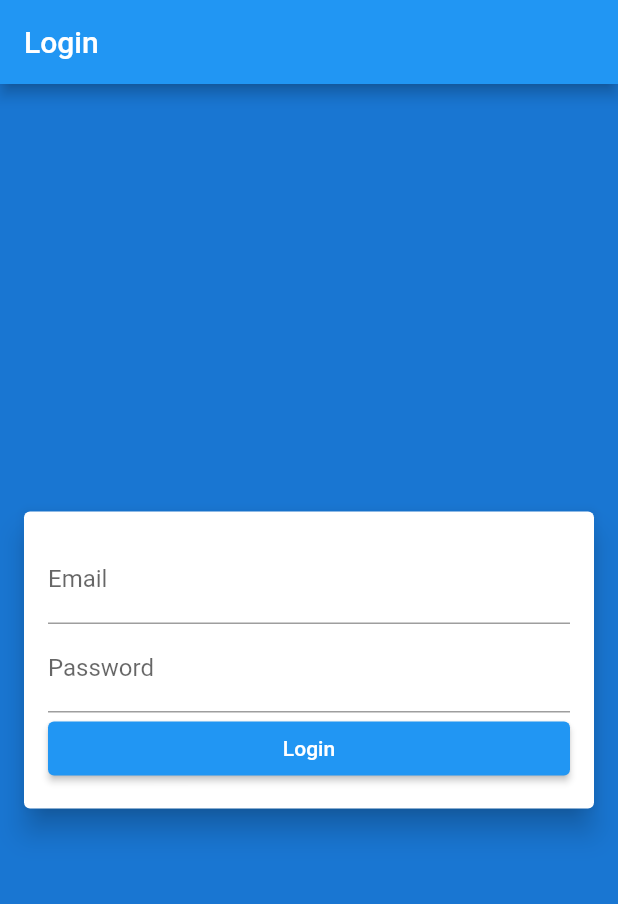
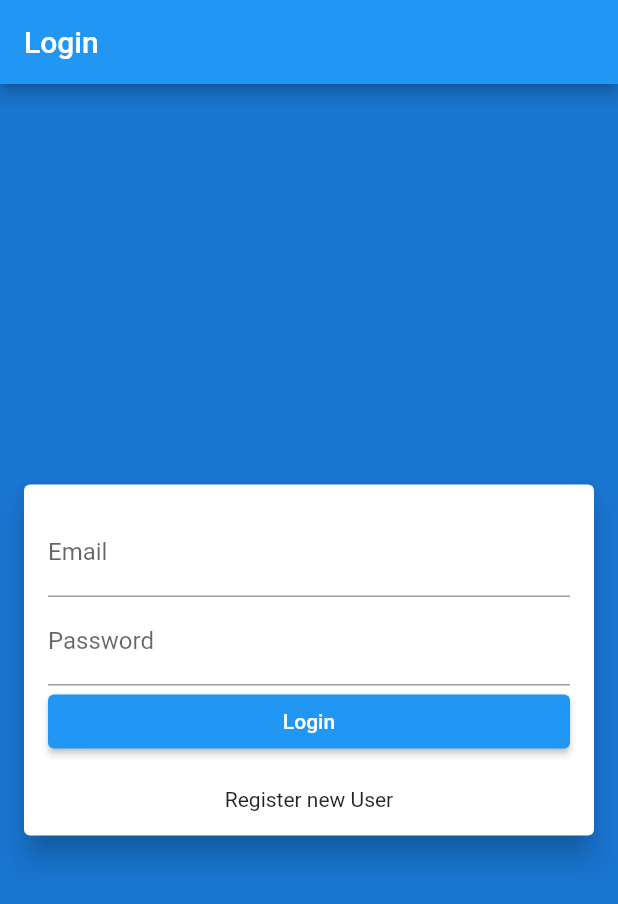
Before and after one commit to sselvanathan/LV-ToDo-Frontend, a Flutter app: the screen it shows after launch, on a phone screen of 412 x 824 dp. Shown: the top 904 px of the screen. Run offline on Flutter 3.47's test engine with Material 2 defaults, Android fonts, the phone set to English and light mode, and no system bars.

Commit message:
Implement routing functionality and register screen

```diff
--- a/lib/main.dart
+++ b/lib/main.dart
@@ -1,4 +1,6 @@
 import 'package:flutter/material.dart';
+import 'package:untitled1/screens/login.dart';
+import 'package:untitled1/screens/register.dart';
 
 void main() => runApp(const MyApp());
 
@@ -7,46 +9,14 @@ class MyApp extends StatelessWidget {
 
   @override
   Widget build(BuildContext context) {
-    return MaterialApp(
-      title: 'LV ToDo',
-      home: Scaffold(
-        appBar: AppBar(
-          title: const Text('Login'),
-        ),
-        body: Container(
-          color: Theme.of(context).primaryColorDark,
-          child: Column(
-            mainAxisAlignment: MainAxisAlignment.center,
-            children: <Widget>[
-              Card(
-                elevation: 8,
-                margin: const EdgeInsets.all(16),
-                child: Padding(
-                  padding: const EdgeInsets.all(16.0),
-                  child: Column(
-                    children: <Widget>[
-                      const TextField(
-                        keyboardType: TextInputType.emailAddress,
-                        decoration: InputDecoration(labelText: 'Email'),
-                      ),
-                      const TextField(
-                        keyboardType: TextInputType.visiblePassword,
-                        decoration: InputDecoration(labelText: 'Password'),
-                      ),
-                      ElevatedButton(
-                        onPressed: () => print('Login clicked'),
-                        child: const Text('Login'),
-                        style: ElevatedButton.styleFrom(
-                            minimumSize: const Size(double.infinity, 36)),
-                      )
-                    ],
-                  ),
-                ),
-              ),
-            ],
-          ),
-        ),
-      ),
+    return  MaterialApp(
+        title: 'LV ToDo',
+        home: const Login(),
+      routes: {
+          '/login': (context) => const Login(),
+          '/register': (context) => const Register(),
+
+      }
     );
   }
 }
--- /dev/null
+++ b/lib/screens/login.dart
@@ -0,0 +1,55 @@
+import 'package:flutter/material.dart';
+
+class Login extends StatelessWidget {
+  const Login({Key? key}) : super(key: key);
+
+  @override
+  Widget build(BuildContext context) {
+    return Scaffold(
+      appBar: AppBar(
+        title: const Text('Login'),
+      ),
+      body: Container(
+        color: Theme.of(context).primaryColorDark,
+        child: Column(
+          mainAxisAlignment: MainAxisAlignment.center,
+          children: <Widget>[
+            Card(
+              elevation: 8,
+              margin: const EdgeInsets.all(16),
+              child: Padding(
+                padding: const EdgeInsets.all(16.0),
+                child: Column(
+                  children: <Widget>[
+                    const TextField(
+                      keyboardType: TextInputType.emailAddress,
+                      decoration: InputDecoration(labelText: 'Email'),
+                    ),
+                    const TextField(
+                      keyboardType: TextInputType.visiblePassword,
+                      decoration: InputDecoration(labelText: 'Password'),
+                    ),
+                    ElevatedButton(
+                      onPressed: () => print('Login clicked'),
+                      child: const Text('Login'),
+                      style: ElevatedButton.styleFrom(
+                          minimumSize: const Size(double.infinity, 36)),
+                    ),
+                    Padding(
+                      padding: const EdgeInsets.only(top: 20),
+                      child: InkWell(
+                          onTap: () {
+                            Navigator.pushNamed(context, '/register');
+                          },
+                          child: const Text('Register new User')),
+                    ),
+                  ],
+                ),
+              ),
+            ),
+          ],
+        ),
+      ),
+    );
+  }
+}
```
Also changed, not shown: lib/screens/register.dart (added, +63 -0 lines).
